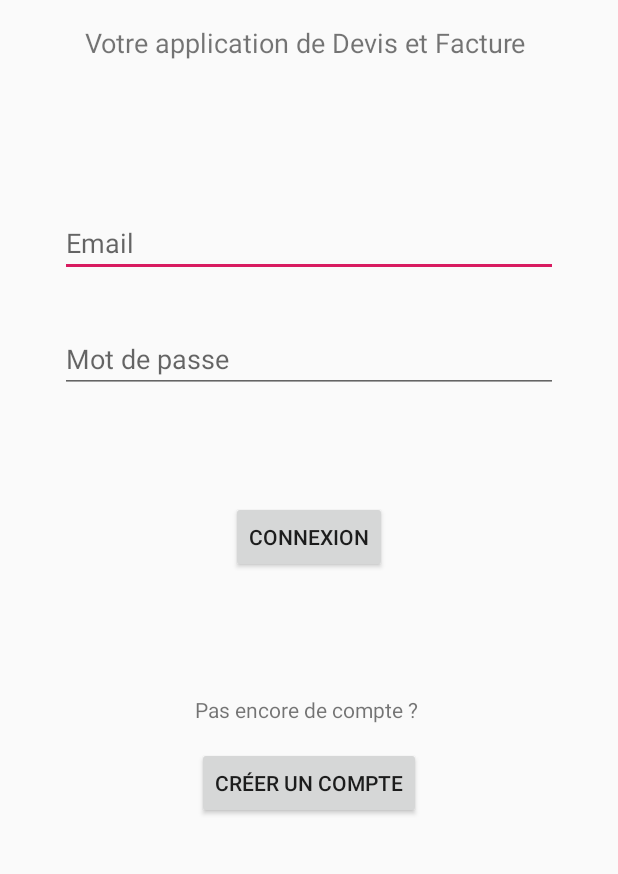
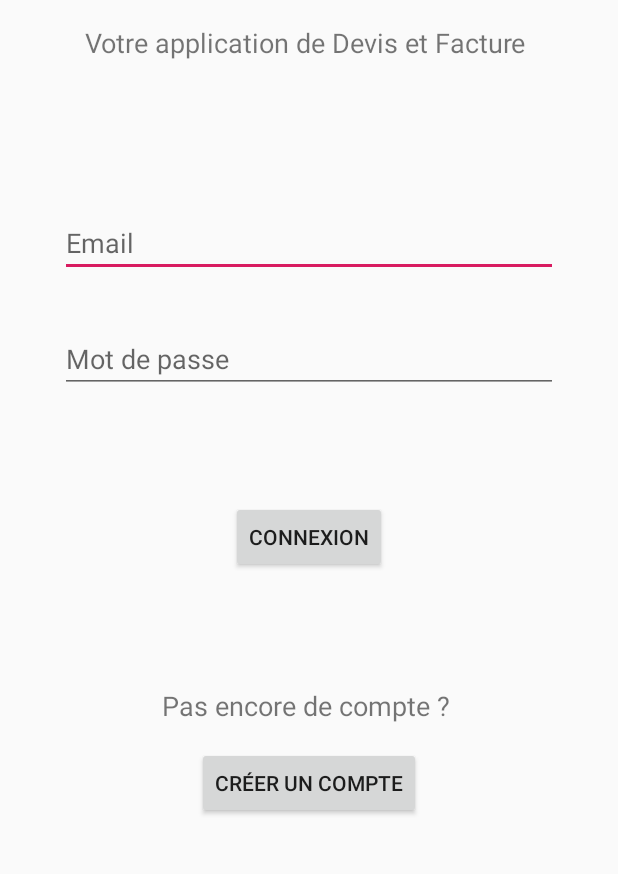
Before and after one commit to L-T45/XFactories, an Android app: the screen it shows after launch (LoginActivity), on a phone screen of 412 x 824 dp, the part 205-1079 px from its top. Run offline under Robolectric (Android 15) with nearby library versions, the phone set to English and light mode, and no system bars.

Commit message:
Connection + New account

```diff
--- a/app/src/main/res/layout/activity_login.xml
+++ b/app/src/main/res/layout/activity_login.xml
@@ -116,6 +116,7 @@
         android:layout_height="wrap_content"
         android:layout_marginBottom="15dp"
         android:text="Pas encore de compte ? "
+        android:textSize="18sp"
         app:layout_constraintBottom_toTopOf="@+id/button2"
         app:layout_constraintEnd_toEndOf="parent"
         app:layout_constraintStart_toStartOf="parent" />
--- a/app/src/main/res/layout/create_account.xml
+++ b/app/src/main/res/layout/create_account.xml
@@ -63,10 +63,11 @@
         android:id="@+id/textView8"
         android:layout_width="wrap_content"
         android:layout_height="wrap_content"
-        android:layout_marginTop="46dp"
+        android:layout_marginTop="48dp"
         android:text="Création d'un nouveau compte"
         android:textSize="18sp"
         app:layout_constraintEnd_toEndOf="parent"
+        app:layout_constraintHorizontal_bias="0.497"
         app:layout_constraintStart_toStartOf="parent"
         app:layout_constraintTop_toTopOf="parent" />
 </androidx.constraintlayout.widget.ConstraintLayout>
```
